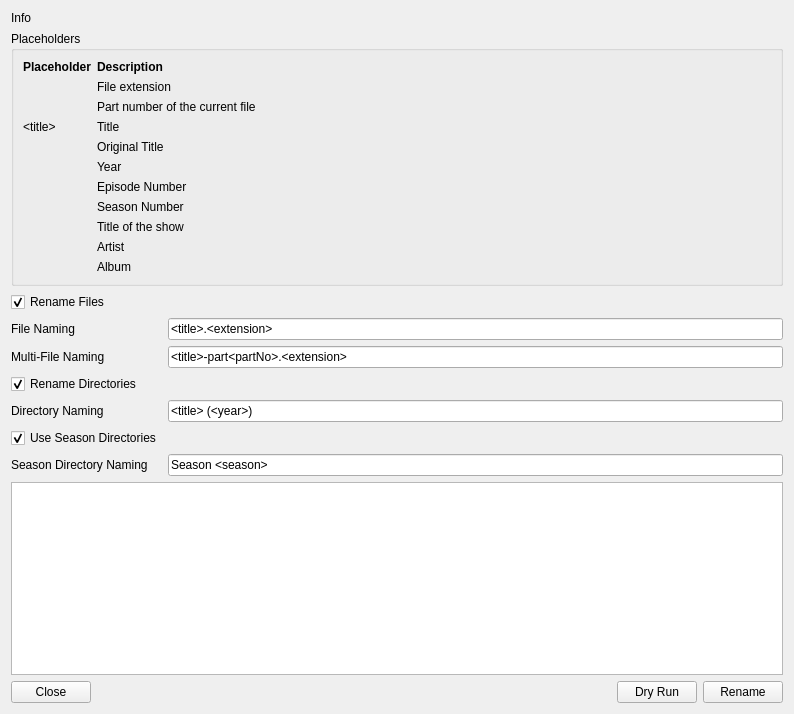
First picture: the form in renamer/Renamer.ui, repository Komet/MediaElch, before the edit.
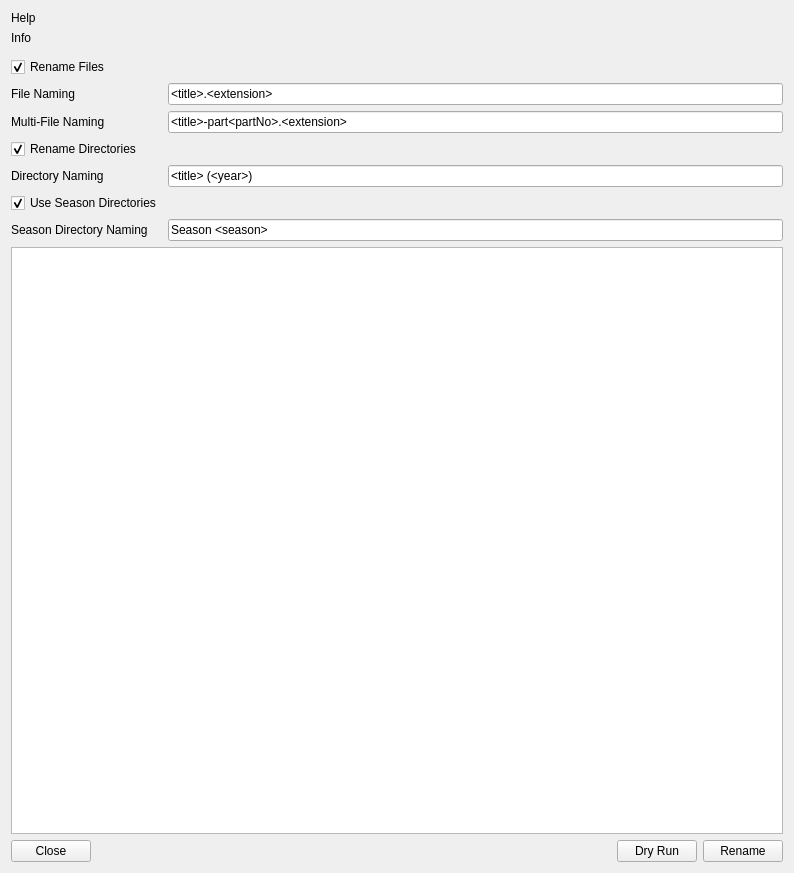
Second picture: the form after the edit. Icons and pictures are not drawn. Custom widgets are drawn as their Qt base class.

Commit message: Fixes #143 Detect 3D from files; Fixes #124 Add more options to renamer

```diff
--- a/renamer/Renamer.ui
+++ b/renamer/Renamer.ui
@@ -10,7 +10,7 @@
     <x>0</x>
     <y>0</y>
     <width>794</width>
-    <height>714</height>
+    <height>873</height>
    </rect>
   </property>
   <property name="windowTitle">
@@ -23,7 +23,20 @@
   <property name="modal">
    <bool>true</bool>
   </property>
-  <layout class="QVBoxLayout" name="verticalLayout" stretch="0,0,0,1,0">
+  <layout class="QVBoxLayout" name="verticalLayout" stretch="0,0,0,0,1,0">
+   <item>
+    <widget class="QLabel" name="helpLabel">
+     <property name="text">
+      <string notr="true">Help</string>
+     </property>
+     <property name="wordWrap">
+      <bool>true</bool>
+     </property>
+     <property name="openExternalLinks">
+      <bool>true</bool>
+     </property>
+    </widget>
+   </item>
    <item>
     <widget class="QLabel" name="infoLabel">
      <property name="text">
@@ -35,264 +48,7 @@
     </widget>
    </item>
    <item>
-    <widget class="QGroupBox" name="groupBox">
-     <property name="title">
-      <string>Placeholders</string>
-     </property>
-     <layout class="QVBoxLayout" name="verticalLayout_2">
-      <item>
-       <layout class="QGridLayout" name="gridLayout_2" columnstretch="0,1">
-        <item row="1" column="0">
-         <widget class="QLabel" name="labelExtension">
-          <property name="text">
-           <string notr="true">&lt;extension&gt;</string>
-          </property>
-          <property name="textFormat">
-           <enum>Qt::PlainText</enum>
-          </property>
-          <property name="alignment">
-           <set>Qt::AlignLeading|Qt::AlignLeft|Qt::AlignTop</set>
-          </property>
-         </widget>
-        </item>
-        <item row="4" column="0">
-         <widget class="QLabel" name="labelOriginalTitle">
-          <property name="text">
-           <string notr="true">&lt;originalTitle&gt;</string>
-          </property>
-          <property name="textFormat">
-           <enum>Qt::PlainText</enum>
-          </property>
-          <property name="alignment">
-           <set>Qt::AlignLeading|Qt::AlignLeft|Qt::AlignTop</set>
-          </property>
-         </widget>
-        </item>
-        <item row="5" column="0">
-         <widget class="QLabel" name="label_4">
-          <property name="text">
-           <string notr="true">&lt;year&gt;</string>
-          </property>
-          <property name="textFormat">
-           <enum>Qt::PlainText</enum>
-          </property>
-          <property name="alignment">
-           <set>Qt::AlignLeading|Qt::AlignLeft|Qt::AlignTop</set>
-          </property>
-         </widget>
-        </item>
-        <item row="3" column="0">
-         <widget class="QLabel" name="label_3">
-          <property name="text">
-           <string notr="true">&lt;title&gt;</string>
-          </property>
-          <property name="textFormat">
-           <enum>Qt::PlainText</enum>
-          </property>
-          <property name="alignment">
-           <set>Qt::AlignLeading|Qt::AlignLeft|Qt::AlignTop</set>
-          </property>
-         </widget>
-        </item>
-        <item row="7" column="0">
-         <widget class="QLabel" name="labelSeason">
-          <property name="text">
-           <string notr="true">&lt;season&gt;</string>
-          </property>
-          <property name="textFormat">
-           <enum>Qt::PlainText</enum>
-          </property>
-          <property name="alignment">
-           <set>Qt::AlignLeading|Qt::AlignLeft|Qt::AlignTop</set>
-          </property>
-         </widget>
-        </item>
-        <item row="0" column="0">
-         <widget class="QLabel" name="label_31">
-          <property name="font">
-           <font>
-            <weight>75</weight>
-            <bold>true</bold>
-           </font>
-          </property>
-          <property name="text">
-           <string>Placeholder</string>
-          </property>
-          <property name="alignment">
-           <set>Qt::AlignLeading|Qt::AlignLeft|Qt::AlignTop</set>
-          </property>
-         </widget>
-        </item>
-        <item row="6" column="0">
-         <widget class="QLabel" name="labelEpisode">
-          <property name="text">
-           <string notr="true">&lt;episode&gt;</string>
-          </property>
-          <property name="textFormat">
-           <enum>Qt::PlainText</enum>
-          </property>
-          <property name="alignment">
-           <set>Qt::AlignLeading|Qt::AlignLeft|Qt::AlignTop</set>
-          </property>
-         </widget>
-        </item>
-        <item row="2" column="0">
-         <widget class="QLabel" name="label_16">
-          <property name="text">
-           <string notr="true">&lt;partNo&gt;</string>
-          </property>
-          <property name="alignment">
-           <set>Qt::AlignLeading|Qt::AlignLeft|Qt::AlignTop</set>
-          </property>
-         </widget>
-        </item>
-        <item row="10" column="0">
-         <widget class="QLabel" name="labelAlbum">
-          <property name="text">
-           <string notr="true">&lt;album&gt;</string>
-          </property>
-          <property name="alignment">
-           <set>Qt::AlignLeading|Qt::AlignLeft|Qt::AlignTop</set>
-          </property>
-         </widget>
-        </item>
-        <item row="9" column="0">
-         <widget class="QLabel" name="labelArtist">
-          <property name="text">
-           <string notr="true">&lt;artist&gt;</string>
-          </property>
-          <property name="alignment">
-           <set>Qt::AlignLeading|Qt::AlignLeft|Qt::AlignTop</set>
-          </property>
-         </widget>
-        </item>
-        <item row="8" column="0">
-         <widget class="QLabel" name="labelShowTitle">
-          <property name="text">
-           <string notr="true">&lt;showTitle&gt;</string>
-          </property>
-         </widget>
-        </item>
-        <item row="1" column="1">
-         <widget class="QLabel" name="label_14">
-          <property name="text">
-           <string>File extension</string>
-          </property>
-          <property name="alignment">
-           <set>Qt::AlignLeading|Qt::AlignLeft|Qt::AlignTop</set>
-          </property>
-         </widget>
-        </item>
-        <item row="2" column="1">
-         <widget class="QLabel" name="label_17">
-          <property name="text">
-           <string>Part number of the current file</string>
-          </property>
-          <property name="alignment">
-           <set>Qt::AlignLeading|Qt::AlignLeft|Qt::AlignTop</set>
-          </property>
-          <property name="wordWrap">
-           <bool>true</bool>
-          </property>
-         </widget>
-        </item>
-        <item row="3" column="1">
-         <widget class="QLabel" name="label_7">
-          <property name="text">
-           <string>Title</string>
-          </property>
-          <property name="alignment">
-           <set>Qt::AlignLeading|Qt::AlignLeft|Qt::AlignTop</set>
-          </property>
-         </widget>
-        </item>
-        <item row="4" column="1">
-         <widget class="QLabel" name="descOriginalTitle">
-          <property name="text">
-           <string>Original Title</string>
-          </property>
-          <property name="alignment">
-           <set>Qt::AlignLeading|Qt::AlignLeft|Qt::AlignTop</set>
-          </property>
-         </widget>
-        </item>
-        <item row="5" column="1">
-         <widget class="QLabel" name="label_8">
-          <property name="text">
-           <string>Year</string>
-          </property>
-          <property name="alignment">
-           <set>Qt::AlignLeading|Qt::AlignLeft|Qt::AlignTop</set>
-          </property>
-         </widget>
-        </item>
-        <item row="6" column="1">
-         <widget class="QLabel" name="descEpisode">
-          <property name="text">
-           <string>Episode Number</string>
-          </property>
-          <property name="alignment">
-           <set>Qt::AlignLeading|Qt::AlignLeft|Qt::AlignTop</set>
-          </property>
-         </widget>
-        </item>
-        <item row="7" column="1">
-         <widget class="QLabel" name="descSeason">
-          <property name="text">
-           <string>Season Number</string>
-          </property>
-          <property name="alignment">
-           <set>Qt::AlignLeading|Qt::AlignLeft|Qt::AlignTop</set>
-          </property>
-         </widget>
-        </item>
-        <item row="8" column="1">
-         <widget class="QLabel" name="descShowTitle">
-          <property name="text">
-           <string>Title of the show</string>
-          </property>
-         </widget>
-        </item>
-        <item row="9" column="1">
-         <widget class="QLabel" name="descArtist">
-          <property name="text">
-           <string>Artist</string>
-          </property>
-          <property name="alignment">
-           <set>Qt::AlignLeading|Qt::AlignLeft|Qt::AlignTop</set>
-          </property>
-         </widget>
-        </item>
-        <item row="10" column="1">
-         <widget class="QLabel" name="descAlbum">
-          <property name="text">
-           <string>Album</string>
-          </property>
-          <property name="alignment">
-           <set>Qt::AlignLeading|Qt::AlignLeft|Qt::AlignTop</set>
-          </property>
-         </widget>
-        </item>
-        <item row="0" column="1">
-         <widget class="QLabel" name="label_32">
-          <property name="font">
-           <font>
-            <weight>75</weight>
-            <bold>true</bold>
-           </font>
-          </property>
-          <property name="text">
-           <string>Description</string>
-          </property>
-          <property name="alignment">
-           <set>Qt::AlignLeading|Qt::AlignLeft|Qt::AlignTop</set>
-          </property>
-         </widget>
-        </item>
-       </layout>
-      </item>
-     </layout>
-    </widget>
+    <widget class="RenamerPlaceholders" name="placeholders" native="true"/>
    </item>
    <item>
     <layout class="QGridLayout" name="gridLayout">
@@ -402,7 +158,7 @@
       <string>&lt;!DOCTYPE HTML PUBLIC &quot;-//W3C//DTD HTML 4.0//EN&quot; &quot;http://www.w3.org/TR/REC-html40/strict.dtd&quot;&gt;
 &lt;html&gt;&lt;head&gt;&lt;meta name=&quot;qrichtext&quot; content=&quot;1&quot; /&gt;&lt;style type=&quot;text/css&quot;&gt;
 p, li { white-space: pre-wrap; }
-&lt;/style&gt;&lt;/head&gt;&lt;body style=&quot; font-family:'.Lucida Grande UI'; font-size:13pt; font-weight:400; font-style:normal;&quot;&gt;
+&lt;/style&gt;&lt;/head&gt;&lt;body style=&quot; font-family:'.Helvetica Neue DeskInterface'; font-size:13pt; font-weight:400; font-style:normal;&quot;&gt;
 &lt;p style=&quot;-qt-paragraph-type:empty; margin-top:0px; margin-bottom:0px; margin-left:0px; margin-right:0px; -qt-block-indent:0; text-indent:0px; font-family:'Lucida Grande';&quot;&gt;&lt;br /&gt;&lt;/p&gt;&lt;/body&gt;&lt;/html&gt;</string>
      </property>
     </widget>
@@ -456,6 +212,14 @@
    </item>
   </layout>
  </widget>
+ <customwidgets>
+  <customwidget>
+   <class>RenamerPlaceholders</class>
+   <extends>QWidget</extends>
+   <header>renamer/RenamerPlaceholders.h</header>
+   <container>1</container>
+  </customwidget>
+ </customwidgets>
  <tabstops>
   <tabstop>chkFileNaming</tabstop>
   <tabstop>fileNaming</tabstop>
```
Left out of the diff: 8 changed lines with no effect on the pictures. The commit also changes 26 other files.
